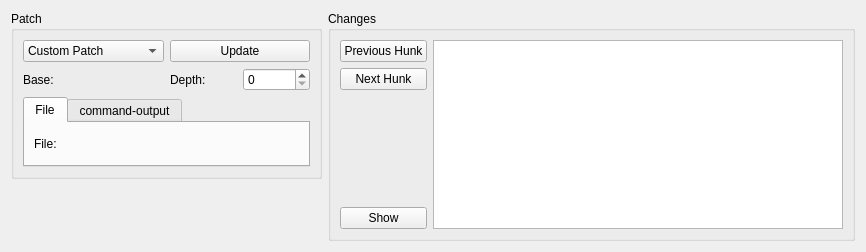
First picture: the form in plugins/patchreview/patchreview.ui, repository KDE/kdevelop, before the edit.
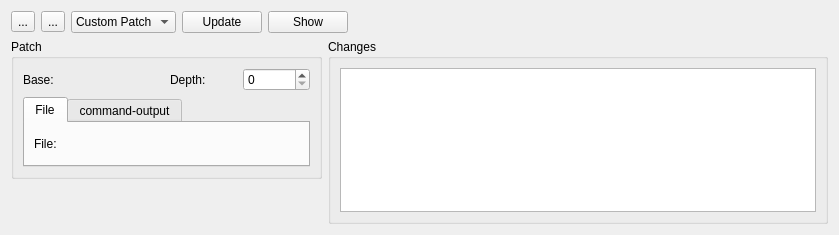
Second picture: the form after the edit. Custom widgets are drawn as their Qt base class.

Commit message: Improve the UI: - Use toolbuttons for switching hunks, place them at the top of the toolview - Relayout the whole toolview - Always select the currently active document in the changed-document list

The edit to the form file:
```diff
--- a/plugins/patchreview/patchreview.ui
+++ b/plugins/patchreview/patchreview.ui
@@ -6,8 +6,8 @@
    <rect>
     <x>0</x>
     <y>0</y>
-    <width>866</width>
-    <height>252</height>
+    <width>839</width>
+    <height>235</height>
    </rect>
   </property>
   <property name="windowTitle">
@@ -15,12 +15,22 @@
   </property>
   <layout class="QGridLayout" name="gridLayout_3">
    <item row="0" column="0">
-    <widget class="QGroupBox" name="groupBox_2">
-     <property name="title">
-      <string>Patch</string>
-     </property>
-     <layout class="QGridLayout" name="gridLayout_2">
-      <item row="0" column="0">
+    <layout class="QHBoxLayout" name="horizontalLayout_3">
+     <item>
+      <widget class="QToolButton" name="previousHunk">
+       <property name="text">
+        <string>...</string>
+       </property>
+      </widget>
+     </item>
+     <item>
+      <widget class="QToolButton" name="nextHunk">
+       <property name="text">
+        <string>...</string>
+       </property>
+      </widget>
+     </item>
+     <item>
        <widget class="QComboBox" name="patchSelection">
         <item>
          <property name="text">
@@ -29,14 +39,52 @@
         </item>
        </widget>
       </item>
-      <item row="0" column="1">
+     <item>
        <widget class="QPushButton" name="updateButton">
         <property name="text">
          <string>Update</string>
         </property>
        </widget>
       </item>
+     <item>
+      <widget class="QPushButton" name="showButton">
+       <property name="text">
+        <string>Show</string>
+       </property>
+      </widget>
+     </item>
+     <item>
+      <spacer name="horizontalSpacer">
+       <property name="orientation">
+        <enum>Qt::Horizontal</enum>
+       </property>
+       <property name="sizeHint" stdset="0">
+        <size>
+         <width>40</width>
+         <height>20</height>
+        </size>
+       </property>
+      </spacer>
+     </item>
+    </layout>
+   </item>
       <item row="1" column="0">
+    <layout class="QHBoxLayout" name="horizontalLayout_4">
+     <item>
+      <layout class="QVBoxLayout" name="verticalLayout">
+       <item>
+        <widget class="QGroupBox" name="groupBox_2">
+         <property name="sizePolicy">
+          <sizepolicy hsizetype="Maximum" vsizetype="Preferred">
+           <horstretch>0</horstretch>
+           <verstretch>0</verstretch>
+          </sizepolicy>
+         </property>
+         <property name="title">
+          <string>Patch</string>
+         </property>
+         <layout class="QGridLayout" name="gridLayout_2">
+          <item row="0" column="0">
        <layout class="QHBoxLayout" name="horizontalLayout">
         <item>
          <widget class="QLabel" name="label">
@@ -50,7 +98,7 @@
         </item>
        </layout>
       </item>
-      <item row="1" column="1">
+          <item row="0" column="1">
        <layout class="QHBoxLayout" name="horizontalLayout_2">
         <item>
          <widget class="QLabel" name="label_3">
@@ -64,7 +112,7 @@
         </item>
        </layout>
       </item>
-      <item row="2" column="0" colspan="2">
+          <item row="1" column="0" colspan="2">
        <widget class="QTabWidget" name="tabWidget">
         <property name="currentIndex">
          <number>0</number>
@@ -137,80 +185,38 @@
      </layout>
     </widget>
    </item>
-   <item row="0" column="1" rowspan="2">
+       <item>
+        <spacer name="verticalSpacer_2">
+         <property name="orientation">
+          <enum>Qt::Vertical</enum>
+         </property>
+         <property name="sizeHint" stdset="0">
+          <size>
+           <width>88</width>
+           <height>53</height>
+          </size>
+         </property>
+        </spacer>
+       </item>
+      </layout>
+     </item>
+     <item>
     <widget class="QGroupBox" name="filesGroup">
      <property name="title">
       <string>Changes</string>
      </property>
      <layout class="QGridLayout" name="gridLayout">
-      <item row="0" column="0">
-       <widget class="QPushButton" name="previousHunk">
-        <property name="sizePolicy">
-         <sizepolicy hsizetype="Preferred" vsizetype="Fixed">
-          <horstretch>0</horstretch>
-          <verstretch>0</verstretch>
-         </sizepolicy>
-        </property>
-        <property name="text">
-         <string>Previous Hunk</string>
-        </property>
-       </widget>
-      </item>
-      <item row="0" column="1" rowspan="4">
+        <item row="0" column="0" rowspan="2">
        <widget class="QListView" name="filesList">
         <property name="editTriggers">
          <set>QAbstractItemView::NoEditTriggers</set>
         </property>
        </widget>
       </item>
-      <item row="1" column="0">
-       <widget class="QPushButton" name="nextHunk">
-        <property name="sizePolicy">
-         <sizepolicy hsizetype="Preferred" vsizetype="Fixed">
-          <horstretch>0</horstretch>
-          <verstretch>0</verstretch>
-         </sizepolicy>
-        </property>
-        <property name="text">
-         <string>Next Hunk</string>
-        </property>
-       </widget>
-      </item>
-      <item row="2" column="0">
-       <spacer name="verticalSpacer">
-        <property name="orientation">
-         <enum>Qt::Vertical</enum>
-        </property>
-        <property name="sizeHint" stdset="0">
-         <size>
-          <width>20</width>
-          <height>112</height>
-         </size>
-        </property>
-       </spacer>
-      </item>
-      <item row="3" column="0">
-       <widget class="QPushButton" name="showButton">
-        <property name="text">
-         <string>Show</string>
-        </property>
-       </widget>
-      </item>
      </layout>
     </widget>
    </item>
-   <item row="1" column="0">
-    <spacer name="verticalSpacer_2">
-     <property name="orientation">
-      <enum>Qt::Vertical</enum>
-     </property>
-     <property name="sizeHint" stdset="0">
-      <size>
-       <width>88</width>
-       <height>53</height>
-      </size>
-     </property>
-    </spacer>
+    </layout>
    </item>
   </layout>
  </widget>
```
Lines whose indentation alone changed are shown as unchanged. The commit also changes 3 other files.
